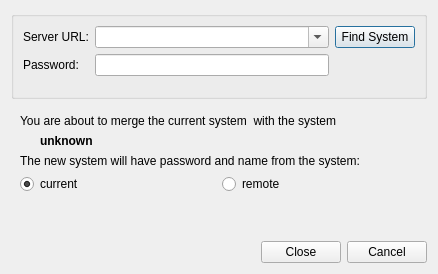
First picture: the form in client/src/ui/dialogs/merge_systems_dialog.ui, repository networkoptix/nx_open, before the edit.
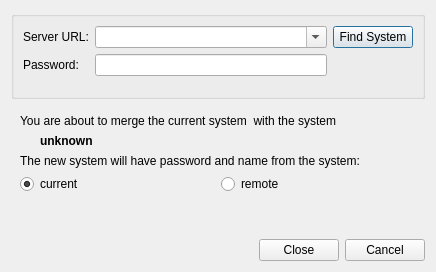
Second picture: the form after the edit. Custom widgets are drawn as their Qt base class.

Commit message:
(Bug #4220): Cannot choose Server Url that was added manually
<==== Mercurial data ====>
Branch: master

The edit to the form file:
```diff
--- a/client/src/ui/dialogs/merge_systems_dialog.ui
+++ b/client/src/ui/dialogs/merge_systems_dialog.ui
@@ -6,8 +6,8 @@
    <rect>
     <x>0</x>
     <y>0</y>
-    <width>438</width>
-    <height>274</height>
+    <width>436</width>
+    <height>272</height>
    </rect>
   </property>
   <property name="windowTitle">
```
Left out of the diff: 3 changed lines with no effect on the pictures. The commit also changes 1 other file.
